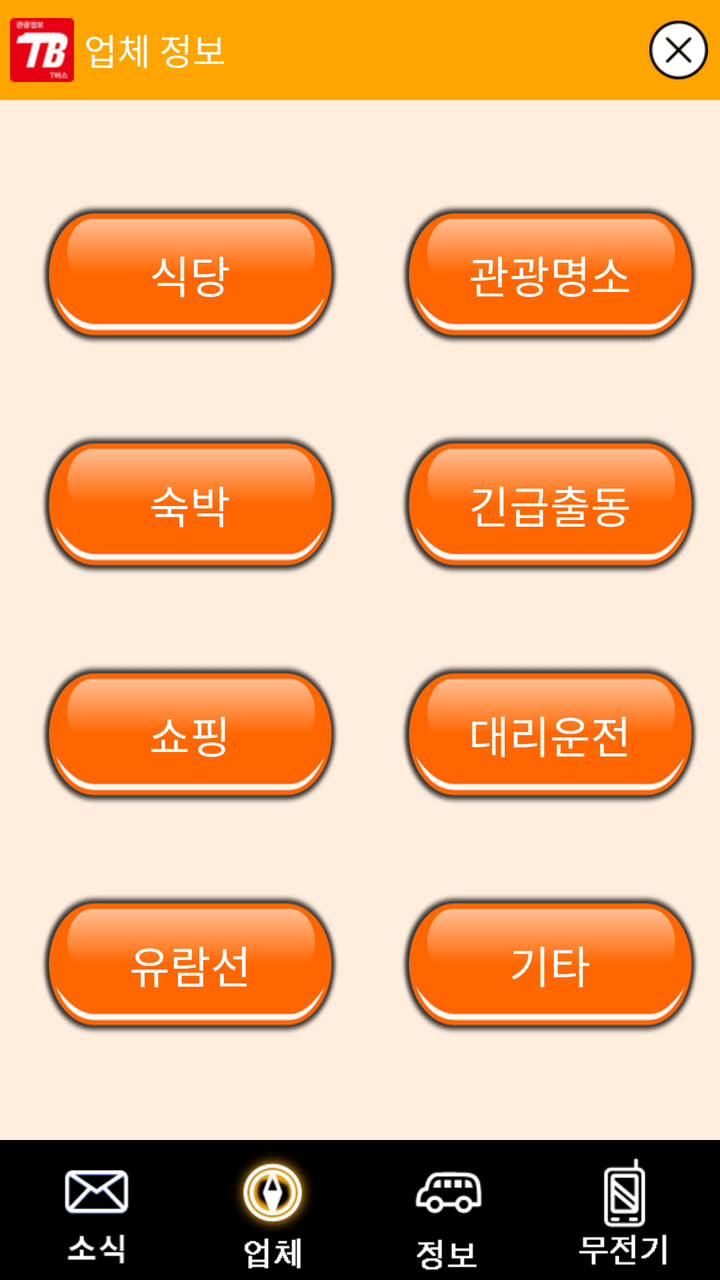
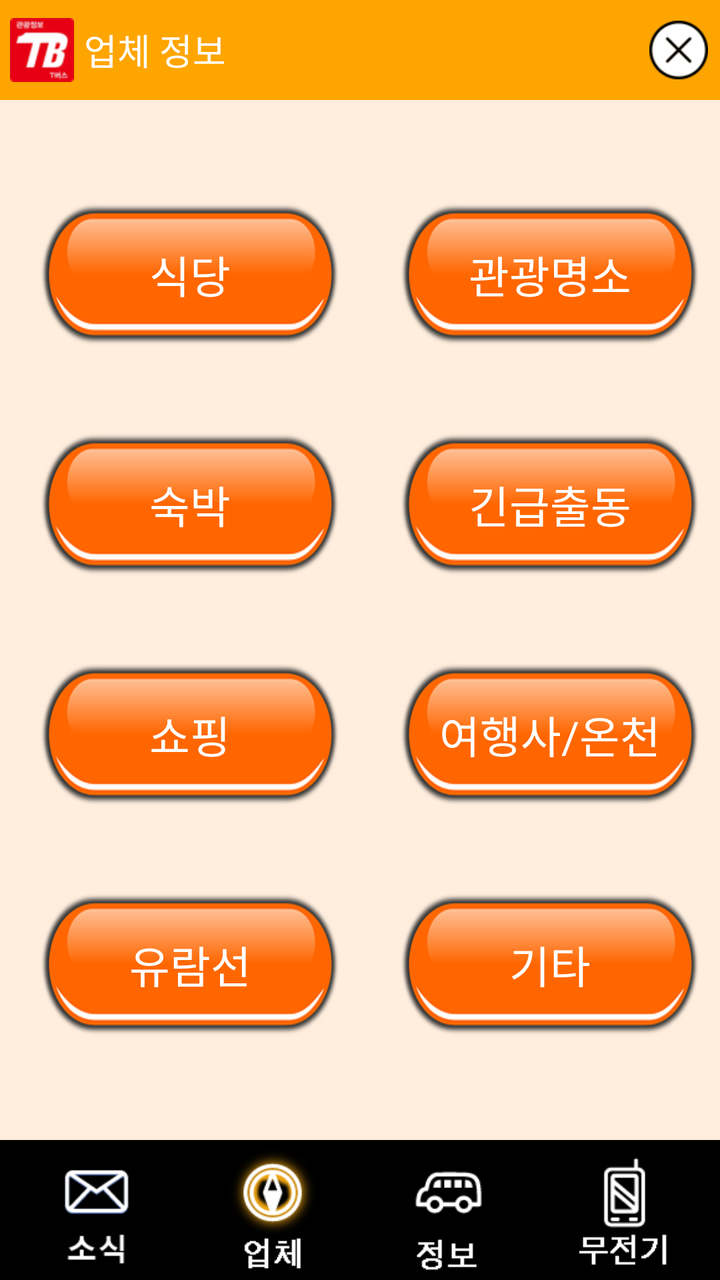

Two renders of the same Android screen: before a commit and after it. Below are the layout's source before the change and the commit's diff.
<!-- AndroidManifest.xml: application theme AppTheme -->
<!-- res/layout/company_activity.xml -->
<?xml version="1.0" encoding="utf-8"?>
<RelativeLayout
    xmlns:android="http://schemas.android.com/apk/res/android"
    xmlns:app="http://schemas.android.com/apk/res-auto"
    xmlns:tools="http://schemas.android.com/tools"
    android:id="@+id/activity_main"
    android:layout_width="match_parent"
    android:layout_height="match_parent"

    android:background="#fed"

    tools:context="com.windnsoft.tbus.MainActivity">

    <LinearLayout
        android:layout_width="match_parent"
        android:layout_height="match_parent"
        android:orientation="vertical"
       >


        <LinearLayout
            android:id="@+id/layout_head"
            android:layout_width="match_parent"
            android:layout_height="50dp"
            android:background="@color/Orange"
            android:orientation="horizontal">

            <ImageView
                android:id="@+id/imageView9"
                android:layout_width="wrap_content"
                android:layout_height="match_parent"
                android:layout_margin="5dip"
                android:src="@drawable/ic_launcher_mdpi"
                />

            <TextView
                android:id="@+id/textView8"
                android:layout_width="0dp"
                android:layout_height="match_parent"
                android:layout_weight="9"
                android:gravity="center_vertical"
                android:text="업체 정보"
                android:textAppearance="?android:attr/textAppearanceMedium"

                android:textColor="@color/White"/>

            <ImageView
                android:id="@+id/topCloseBtn"
                android:layout_width="0dp"
                android:layout_height="match_parent"
                android:layout_marginRight="5dp"
                android:layout_weight="1"
                android:padding="1dp"
                android:src="@drawable/xbutton_black"
                />
        </LinearLayout>

        <LinearLayout
            android:id="@+id/layout_body"
            android:layout_width="match_parent"
            android:layout_height="0dp"
            android:layout_weight="1"
            android:orientation="vertical"
            >

            <ImageView
                android:id="@+id/imageView"
                android:layout_width="match_parent"
                android:layout_height="wrap_content"
                android:background="@color/Black"
                />


            <LinearLayout
                android:layout_width="match_parent"
                android:layout_height="0dp"
                android:layout_weight="1"
                android:orientation="horizontal">

                <LinearLayout
                    android:layout_width="0dp"
                    android:layout_height="match_parent"
                    android:layout_weight="1"
                    android:orientation="vertical"
                    android:paddingBottom="30dp"
                    android:paddingLeft="20dp"
                    android:paddingRight="10dp"
                    android:paddingTop="30dp">

                    <FrameLayout
                        android:layout_width="match_parent"
                        android:layout_height="0dp"
                        android:layout_weight="1">

                        <Button
                            android:id="@+id/coRestaurantBtn"
                            android:layout_width="match_parent"
                            android:layout_height="wrap_content"
                            android:layout_gravity="center"
                            android:background="@drawable/btn_orange"
                            android:padding="13dp"
                            android:text="식당"
                            android:textAppearance="@style/TextAppearance.AppCompat.Large"
                            android:textColor="@color/White"/>
                    </FrameLayout>

                    <FrameLayout
                        android:layout_width="match_parent"
                        android:layout_height="0dp"
                        android:layout_weight="1">

                        <Button
                            android:id="@+id/coHotelBtn"
                            android:layout_width="match_parent"
                            android:layout_height="wrap_content"
                            android:layout_gravity="center"
                            android:background="@drawable/btn_orange"
                            android:padding="13dp"
                            android:text="숙박"

                            android:textAppearance="@style/TextAppearance.AppCompat.Large"
                            android:textColor="@color/White"/>
                    </FrameLayout>

                    <FrameLayout
                        android:layout_width="match_parent"
                        android:layout_height="0dp"
                        android:layout_weight="1">

                        <Button
                            android:id="@+id/coShopBtn"
                            android:layout_width="match_parent"
                            android:layout_height="wrap_content"
                            android:layout_gravity="center"
                            android:background="@drawable/btn_orange"
                            android:padding="13dp"

                            android:text="쇼핑"
                            android:textAppearance="@style/TextAppearance.AppCompat.Large"
                            android:textColor="@color/White"/>
                    </FrameLayout>

                    <FrameLayout
                        android:layout_width="match_parent"
                        android:layout_height="0dp"
                        android:layout_weight="1">

                        <Button
                            android:id="@+id/coShipBtn"
                            android:layout_width="match_parent"
                            android:layout_height="wrap_content"
                            android:layout_gravity="center"
                            android:background="@drawable/btn_orange"
                            android:padding="13dp"
                            android:text="유람선"

                            android:textAppearance="@style/TextAppearance.AppCompat.Large"
                            android:textColor="@color/White"/>
                    </FrameLayout>
                </LinearLayout>

                <LinearLayout
                    android:layout_width="0dp"
                    android:layout_height="match_parent"
                    android:layout_weight="1"
                    android:orientation="vertical"
                    android:paddingBottom="30dp"
                    android:paddingLeft="20dp"
                    android:paddingRight="10dp"

                    android:paddingTop="30dp">

                    <FrameLayout
                        android:layout_width="match_parent"
                        android:layout_height="0dp"
                        android:layout_weight="1">

                        <Button
                            android:id="@+id/coTourismBtn"
                            android:layout_width="match_parent"
                            android:layout_height="wrap_content"
                            android:layout_gravity="center"
                            android:background="@drawable/btn_orange"

                            android:padding="13dp"
                            android:text="관광명소"
                            android:textAppearance="@style/TextAppearance.AppCompat.Large"
                            android:textColor="@color/White"/>
                    </FrameLayout>

                    <FrameLayout
                        android:layout_width="match_parent"
                        android:layout_height="0dp"
                        android:layout_weight="1">

                        <Button
                            android:id="@+id/coLekaBtn"
                            android:layout_width="match_parent"
                            android:layout_height="wrap_content"
                            android:layout_gravity="center"
                            android:background="@drawable/btn_orange"
                            android:padding="13dp"

                            android:text="긴급출동"
                            android:textAppearance="@style/TextAppearance.AppCompat.Large"
                            android:textColor="@color/White"/>
                    </FrameLayout>

                    <FrameLayout
                        android:layout_width="match_parent"
                        android:layout_height="0dp"
                        android:layout_weight="1">

                        <Button
                            android:id="@+id/coDriveBtn"
                            android:layout_width="match_parent"
                            android:layout_height="wrap_content"
                            android:layout_gravity="center"
                            android:background="@drawable/btn_orange"
                            android:padding="13dp"
                            android:text="대리운전"

                            android:textAppearance="@style/TextAppearance.AppCompat.Large"
                            android:textColor="@color/White"/>
                    </FrameLayout>

                    <FrameLayout
                        android:layout_width="match_parent"
                        android:layout_height="0dp"
                        android:layout_weight="1">

                        <Button
                            android:id="@+id/coEtcBtn"
                            android:layout_width="match_parent"
                            android:layout_height="wrap_content"
                            android:layout_gravity="center"
                            android:background="@drawable/btn_orange"
                            android:padding="13dp"
                            android:text="기타"

                            android:textAppearance="@style/TextAppearance.AppCompat.Large"
                            android:textColor="@color/White"/>
                    </FrameLayout>

                </LinearLayout>
            </LinearLayout>
        </LinearLayout>

        <LinearLayout
            android:id="@+id/layout_bottom"
            android:layout_width="match_parent"
            android:layout_height="70dp"
            android:background="@color/Black"
            android:orientation="horizontal"
            android:padding="4dp"
            >

            <ImageView
                android:id="@+id/bottomNewsBtn"
                android:layout_width="wrap_content"
                android:layout_height="match_parent"
                android:layout_weight="1"
                android:src="@drawable/news_off"
                />

            <ImageView
                android:id="@+id/bottomCompanyBtn"
                android:layout_width="wrap_content"
                android:layout_height="match_parent"
                android:layout_weight="1"
                android:src="@drawable/company_on"
                />

            <ImageView
                android:id="@+id/bottomInfoBtn"
                android:layout_width="wrap_content"
                android:layout_height="match_parent"
                android:layout_weight="1"
                android:src="@drawable/info_off"
                />

            <ImageView
                android:id="@+id/bottomTalkieBtn"
                android:layout_width="wrap_content"
                android:layout_height="match_parent"
                android:layout_weight="1"
                android:src="@drawable/walkietalkie_off"
                />
        </LinearLayout>
    </LinearLayout>

</RelativeLayout>
<!-- resources referenced by this layout -->
<resources>
  <color name="Black">#000000</color>
  <color name="Orange">#FFFFA500</color>
  <color name="White">#FFFFFFFF</color>
  <!-- drawable btn_orange: png bitmap (drawable-hdpi, 12735 bytes) -->
  <!-- drawable company_on: png bitmap (drawable-hdpi, 4886 bytes) -->
  <!-- drawable ic_launcher_mdpi: png bitmap (drawable-hdpi, 3157 bytes) -->
  <!-- drawable info_off: png bitmap (drawable-hdpi, 1113 bytes) -->
  <!-- drawable news_off: png bitmap (drawable-hdpi, 4505 bytes) -->
  <!-- drawable walkietalkie_off: png bitmap (drawable-hdpi, 1103 bytes) -->
  <!-- drawable xbutton_black: png bitmap (drawable-hdpi, 1165 bytes) -->
  <style name="AppTheme" parent="android:Theme.Light.NoTitleBar">
          
      </style>
</resources>

<!-- the commit's change to res/layout/company_activity.xml (unified diff, before → after) -->
@@ -218,7 +218,7 @@
                             android:layout_gravity="center"
                             android:background="@drawable/btn_orange"
                             android:padding="13dp"
-                            android:text="대리운전"
+                            android:text="여행사/온천"
 
                             android:textAppearance="@style/TextAppearance.AppCompat.Large"
                             android:textColor="@color/White"/>
